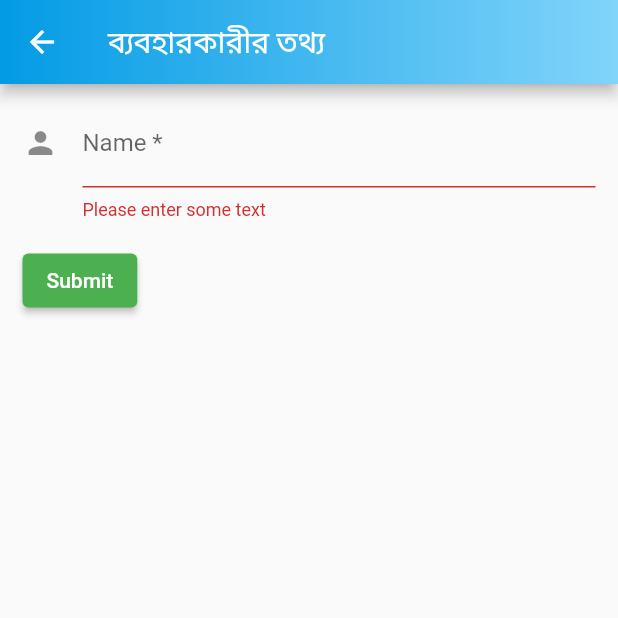
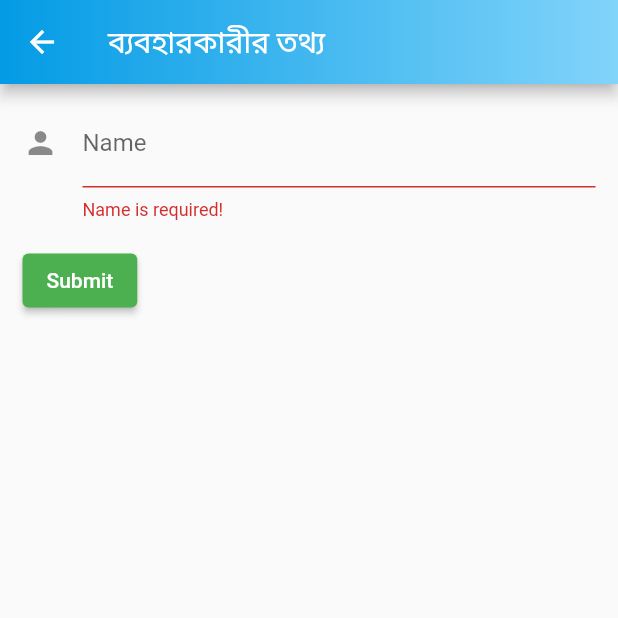
Before and after one commit to Azimul-Haque/diordnarabdnasjb, a Flutter app: the ProfileEditPage screen opened directly with empty values, after a tap on "Submit", on a phone screen of 412 x 824 dp, the top half of it. Run offline on Flutter 3.47's test engine with Material 2 defaults, Android fonts, the phone set to English and light mode, and no system bars; our stand-ins replace firebase_auth, firebase_core, pinput; missing offline and left inert: onesignal_flutter; accounts and stored records are empty.

Commit message:
Commit Thu 06/16/2022  2:22:40.24 1584

```diff
--- a/lib/profileedit.dart
+++ b/lib/profileedit.dart
@@ -42,11 +42,11 @@ class _ProfileEditPageState extends State<ProfileEditPage> {
                     decoration: const InputDecoration(
                       icon: Icon(Icons.person),
                       hintText: 'What do people call you?',
-                      labelText: 'Name *',
+                      labelText: 'Name',
                     ),
                     validator: (value) {
                       if (value == null || value.isEmpty) {
-                        return 'Please enter some text';
+                        return 'Name is required!';
                       }
                       return null;
                     },
```
